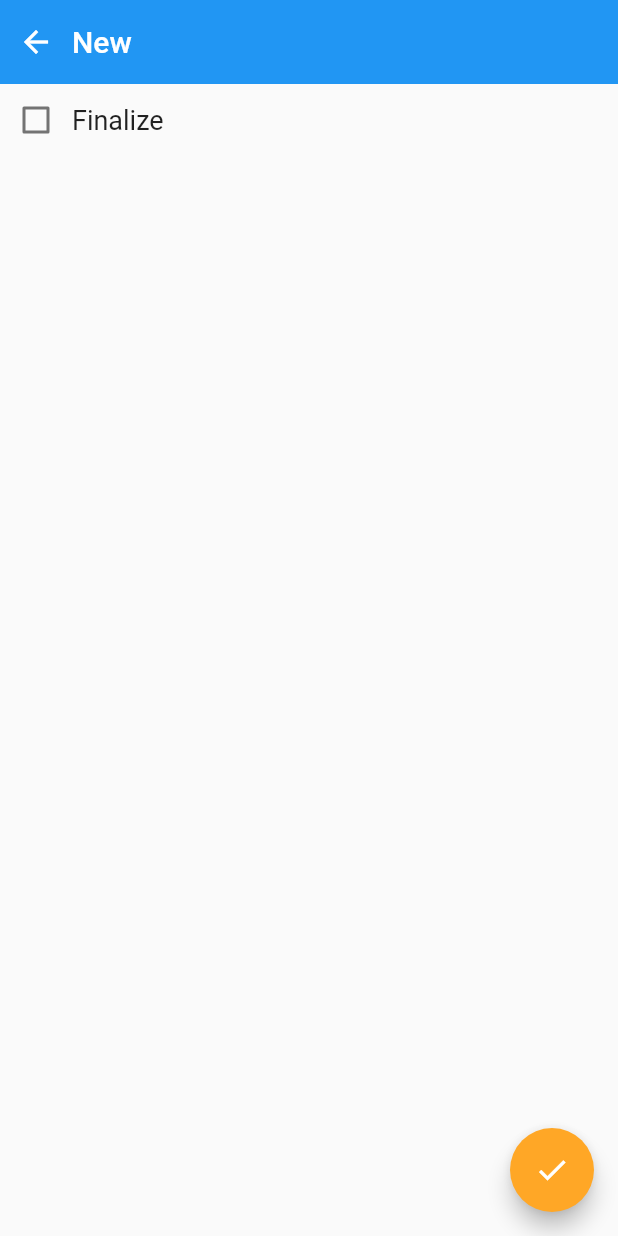
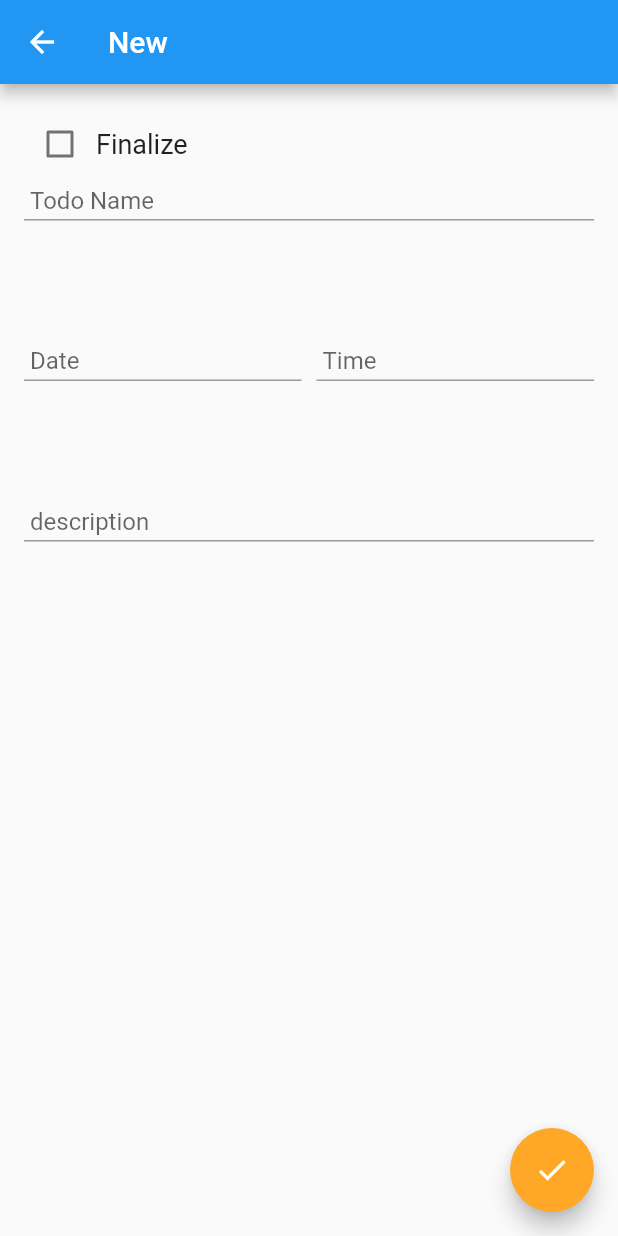
Before and after one commit to Ernestgio/todolist-flutter, a Flutter app: the screen it shows after launch, after a tap on the "add" icon, on a phone screen of 412 x 824 dp. Run offline on Flutter 3.47's test engine with Material 2 defaults, Android fonts, the phone set to English and light mode, and no system bars; our stand-ins replace sqflite; accounts and stored records are empty.

Commit message:
Added database helper, refactor todo model, refactor navigation, refactor appbar

```diff
--- /dev/null
+++ b/lib/add_page.dart
@@ -0,0 +1,192 @@
+import 'package:flutter/material.dart';
+import 'package:intl/intl.dart';
+import 'package:todolist/database_helper.dart';
+import 'package:todolist/todo.dart';
+
+class AddPage extends StatefulWidget {
+  final Function updateTodos;
+  AddPage({this.updateTodos});
+
+  @override
+  _AddPageState createState() => _AddPageState();
+}
+
+class _AddPageState extends State<AddPage> {
+
+
+  bool isNewTaskFinalized = false;
+  final _formKey = GlobalKey<FormState>();
+  String _name = '';
+  String _description = '';
+  DateTime _todoDate = DateTime.now();
+  int _colorTag = 1;
+  String _todoTime = '';
+
+  final DateFormat _dateFormatter = DateFormat('dd MMM yyyy');
+
+  TextEditingController _dateController = TextEditingController();
+
+  _handleDatePicker() async {
+    final DateTime date = await showDatePicker(
+        context: context,
+        initialDate: _todoDate,
+        firstDate: DateTime(2000),
+        lastDate: DateTime(2100),
+    );
+
+    if (date != null && date != _todoDate){
+      setState(() {
+        _todoDate = date;
+      });
+    }
+    _dateController.text = _dateFormatter.format(_todoDate);
+  }
+
+
+  _submit() {
+    if(_formKey.currentState.validate()) {
+      _formKey.currentState.save();
+
+      Todo newTodo = Todo(
+        name: _name,
+        description: _description,
+        todoTime: _todoTime,
+        todoDate: _todoDate,
+        colorTag: _colorTag,
+        isFinalized: (isNewTaskFinalized) ? 1 : 0,
+      );
+
+      DatabaseHelper.instance.insertTodo(newTodo);
+      widget.updateTodos();
+
+    }
+    Navigator.pop(context);
+  }
+
+  @override
+  void dispose(){
+    _dateController.dispose();
+    super.dispose();
+  }
+
+  @override
+  Widget build(BuildContext context) {
+    return SafeArea(
+      child: Scaffold(
+        appBar: AppBar(
+          leading: IconButton(
+            icon: Icon(
+              Icons.arrow_back,
+              color: Colors.white,
+            ),
+            tooltip: 'Back',
+            onPressed: () => Navigator.pop(context),
+          ),
+          title: Text(
+              'New',
+              style: Theme.of(context) //
+                  .primaryTextTheme
+                  .headline6
+          ),
+        ),
+        body: SingleChildScrollView(
+          child:
+            GestureDetector(
+              onTap: () => FocusScope.of(context).unfocus(),
+              child: Padding(
+                padding: const EdgeInsets.all(16.0),
+                child: Column(
+                  children: <Widget> [
+                    Row(
+                      children: <Widget> [
+                        Checkbox(
+                            value: isNewTaskFinalized,
+                            activeColor: Colors.orange[400],
+                            onChanged: (newValue){
+                              setState(() {
+                                isNewTaskFinalized = newValue;
+                              });
+                            }),
+                        Text(
+                            'Finalize',
+                          style: TextStyle(
+                            fontSize: 18.0
+                          ),
+                        ),
+                      ],
+                    ),
+                    Form(
+                      key: _formKey,
+                      child: Column(
+                        children: <Widget> [
+                          TextFormField(
+                            decoration: InputDecoration(
+                              hintText: 'Todo Name',
+                              isDense: true,
+                              contentPadding: EdgeInsets.all(4.0)
+                            ),
+                            validator: (input) => input.trim().isEmpty ? 'Please enter a todo title' : null,
+                            onSaved: (input) => _name = input,
+                            initialValue: _name,
+                          ),
+                          SizedBox(
+                            height: 80.0,
+                          ),
+                          Row(
+                            children: <Widget>[
+                              Expanded(
+                                child: TextFormField(
+                                  decoration: InputDecoration(
+                                      hintText: 'Date',
+                                      isDense: true,
+                                      contentPadding: EdgeInsets.all(4.0)
+                                  ),
+                                  onTap: _handleDatePicker,
+                                  controller: _dateController,
+                                ),
+                              ),
+                              SizedBox(width: 10.0,),
+                              Expanded(
+                                  child: TextFormField(
+                                    decoration: InputDecoration(
+                                        hintText: 'Time',
+                                        isDense: true,
+                                        contentPadding: EdgeInsets.all(4.0)
+                                    ),
+                                    validator: (input) => input.trim().isEmpty ? 'Please enter todo time' : null,
+                                    onSaved: (input) => _todoTime = input,
+                                    initialValue: _todoTime,
+                                  ),
+                              )
+                            ],
+                          ),
+                          SizedBox(
+                            height: 80.0,
+                          ),
+                          TextFormField(
+                            decoration: InputDecoration(
+                                hintText: 'description',
+                                isDense: true,
+                                contentPadding: EdgeInsets.all(4.0)
+                            ),
+                            validator: (input) => input.trim().isEmpty ? 'Please enter todo description' : null,
+                            onSaved: (input) => _description = input,
+                            initialValue: _description,
+                          ),
+                        ]
+                      )
+                    )
+                  ],
+                ),
+              ),
+            )
+        ),
+    floatingActionButton: FloatingActionButton(
+      backgroundColor: Colors.orange[400],
+      onPressed: () => _submit(),
+      child: Icon(Icons.check)
+    ),
+    ),
+    );
+  }
+}
--- /dev/null
+++ b/lib/database_helper.dart
@@ -0,0 +1,74 @@
+import 'dart:io';
+import 'package:path_provider/path_provider.dart';
+import 'package:sqflite/sqflite.dart';
+import 'package:todolist/todo.dart';
+
+class DatabaseHelper {
+  static final DatabaseHelper instance = DatabaseHelper._instance();
+  static Database _db;
+
+  DatabaseHelper._instance();
+
+  String todoTable = 'todo_table';
+  String colId = 'id';
+  String colName = 'name';
+  String colTodoTime = 'todo_time';
+  String colTodoDate = 'todo_date';
+  String colColorTag = 'color_tag';
+  String colIsFinalized = 'is_finalized';
+  String colDescription = 'description';
+
+  Future<Database> _initDb() async{
+    Directory dir = await getApplicationDocumentsDirectory();
+    String path = dir.path + 'todo_list.db';
+    final todoListDb = await openDatabase(path, version: 1, onCreate: _createDb);
+    return todoListDb;
+  }
+
+  void _createDb(Database db, int version) async {
+    await db.execute('CREATE TABLE $todoTable('
+        '$colId INTEGER PRIMARY KEY AUTOINCREMENT, '+
+        '$colName TEXT, '+
+        '$colTodoTime TEXT, ' +
+        '$colTodoDate TEXT, ' +
+        '$colColorTag INTEGER, '+
+        '$colIsFinalized INTEGER, '+
+        '$colDescription TEXT)');
+  }
+
+  Future<Database> get db async {
+    if(_db == null) {
+      _db = await _initDb();
+    }
+    return _db;
+  }
+
+  Future<List<Map<String, dynamic>>> getTodoMapList() async {
+    Database db = await this.db;
+    final List<Map<String,dynamic>> result = await db.query(todoTable);
+    return result;
+  }
+
+  Future<List<Todo>> getTodoList() async {
+    final List<Map<String, dynamic>> todoMapList = await getTodoMapList();
+    final List<Todo> todoList = [];
+
+    todoMapList.forEach((todoMap) {
+      todoList.add(Todo.fromMap(todoMap));
+    });
+    return todoList;
+  }
+
+  Future<int> insertTodo(Todo todo) async {
+    Database db = await this.db;
+    final int result = await db.insert(todoTable, todo.toMap());
+    return result;
+  }
+
+  Future updateTodo(Todo todo) async {
+    Database db = await this.db;
+    final int result = await db.update(todoTable, todo.toMap(), where: '$colId = ?', whereArgs: [todo.id]);
+    return result;
+
+  }
+}
--- a/lib/detail_page.dart
+++ /dev/null
@@ -1,53 +0,0 @@
-import 'package:flutter/material.dart';
-
-import 'package:todolist/others.dart';
-
-class DetailPage extends StatefulWidget {
-  @override
-  _DetailPageState createState() => _DetailPageState();
-}
-
-class _DetailPageState extends State<DetailPage> {
-
-  bool isNewTaskFinalized = false;
-
-  @override
-  Widget build(BuildContext context) {
-    return Scaffold(
-      body: SafeArea(
-        child: Column(
-          children: <Widget>[
-            DetailPageAppBar(),
-            Column(
-              children: <Widget> [
-                Row(
-                  children: <Widget> [
-                    Checkbox(
-                        value: isNewTaskFinalized,
-                        activeColor: Colors.orange[400],
-                        onChanged: (newValue){
-                          setState(() {
-                            isNewTaskFinalized = newValue;
-                          });
-                        }),
-                    Text(
-                        'Finalize',
-                      style: TextStyle(
-                        fontSize: 18.0
-                      ),
-                    ),
-                  ],
-                )
-              ],
-            )
-          ],
-        )
-      ),
-      floatingActionButton: FloatingActionButton(
-          backgroundColor: Colors.orange[400],
-          onPressed: () => Navigator.pushReplacementNamed(context, '/'),
-          child: Icon(Icons.check)
-      ),
-    );
-  }
-}
--- a/lib/home_page.dart
+++ b/lib/home_page.dart
@@ -1,9 +1,10 @@
 import 'package:flutter/material.dart';
-// import 'package:sqf'
-
 import 'package:todolist/others.dart';
 import 'package:todolist/todo.dart';
 import 'package:todolist/todo_card.dart';
+import 'package:todolist/database_helper.dart';
+
+import 'add_page.dart';
 
 class HomePage extends StatefulWidget {
   @override
@@ -12,36 +13,53 @@ class HomePage extends StatefulWidget {
 
 class _HomePageState extends State<HomePage> {
 
-  List<Todo> displayedTodos = [
-    Todo(name:"Kerja",todoDate: "Today",todoTime: "10 AM", description: "Gitulah pokoknya", colorTag: Todo.ORANGE_COLOR, isFinalized: false),
-    Todo(name:"Kerja2",todoDate: "besok",todoTime: "9 AM", description: "Gitulah pokoknya(2)", colorTag: Todo.BLUE_COLOR, isFinalized: true)
-  ];
+  Future<List<Todo>> _displayedTodos;
+
+  @override
+  void initState(){
+    super.initState();
+    _updateTodoList();
+  }
+
+  _updateTodoList() {
+    setState(() {
+      _displayedTodos = DatabaseHelper.instance.getTodoList();
+    });
+  }
+
 
   @override
   Widget build(BuildContext context) {
     return Scaffold(
+      appBar: AppBar(
+        title: Text('Things To Do'),
+      ),
         body: SafeArea(
-          child: Column(
-            children: <Widget>[
-              HomePageAppBar(),
-              Container(
+          child: FutureBuilder<List<Todo>>(
+            future: _displayedTodos,
+            builder: (context,snapshot) {
+              if (!snapshot.hasData){
+                return Center(
+                  child: Text('No Data'),
+                );
+              }
+            return Container(
               padding: EdgeInsets.all(8.0),
               child: ListView.builder(
                 scrollDirection: Axis.vertical,
                 shrinkWrap: true,
-                  itemCount: displayedTodos.length,
+                itemCount: snapshot.data.length,
                 itemBuilder: (context,index){
-                    return TodoCard(todo: displayedTodos[index]);
+                  return TodoCard(todo: snapshot.data[index],updateTodos: _updateTodoList,);
                 },
               ),
-              ),
-            ],
+            );}
           )
         ),
         floatingActionButton: FloatingActionButton(
           backgroundColor: Colors.orange[400],
           onPressed: (){
-            Navigator.pushReplacementNamed(context, '/detail');
+            Navigator.push(context, MaterialPageRoute(builder: (_) => AddPage(updateTodos: _updateTodoList)));
           },
           child: Icon(Icons.add),
         ),
--- a/lib/main.dart
+++ b/lib/main.dart
@@ -1,14 +1,10 @@
 import 'package:flutter/material.dart';
 import 'package:todolist/home_page.dart';
-import 'package:todolist/detail_page.dart';
+import 'package:todolist/add_page.dart';
 
 void main() {
   runApp(MaterialApp(
     debugShowCheckedModeBanner: false,
-    initialRoute: '/',
-    routes: {
-      '/': (context) => HomePage(),
-      '/detail': (context) => DetailPage(),
-    }
+    home: HomePage()
   ));
 }
--- a/lib/others.dart
+++ b/lib/others.dart
@@ -44,36 +44,3 @@ class HomePageAppBar extends StatelessWidget {
     );
   }
 }
-
-class DetailPageAppBar extends StatelessWidget{
-
-  @override
-  Widget build(BuildContext context) {
-    return Container(
-        height: 56.0, // in logical pixels
-        decoration: BoxDecoration(color: Colors.blue[500]),
-        // Row is a horizontal, linear layout.
-        child: Row(
-          // <Widget> is the type of items in the list.
-          children: <Widget>[
-            IconButton(
-              icon: Icon(
-                Icons.arrow_back,
-                color: Colors.white,
-              ),
-              tooltip: 'Back',
-              onPressed: () => Navigator.pushReplacementNamed(context, '/'),
-            ),
-            Expanded(
-              child: Text(
-                  'New',
-                  style: Theme.of(context) //
-                      .primaryTextTheme
-                      .headline6
-              ),
-            ),
-          ],
-        )
-    );
-  }
-}
--- a/lib/todo.dart
+++ b/lib/todo.dart
@@ -1,11 +1,12 @@
 import 'package:flutter/material.dart';
 
 class Todo {
+  int id;
   String name;
   String description;
   int colorTag;
-  bool isFinalized;
-  String todoDate;
+  int isFinalized;
+  DateTime todoDate;
   String todoTime;
 
   static const int GREEN_COLOR = 1;
@@ -14,6 +15,7 @@ class Todo {
   static const int YELLOW_COLOR = 4;
 
   Todo({this.name, this.todoDate, this.todoTime, this.colorTag, this.isFinalized, this.description });
+  Todo.withId({this.id, this.name, this.todoTime, this.todoDate, this.colorTag, this.isFinalized, this.description});
 
   Color getColor(){
     if (colorTag == GREEN_COLOR){
@@ -27,4 +29,32 @@ class Todo {
     }
     return Colors.orange;
   }
+
+  Map<String,dynamic> toMap(){
+    final map = Map<String,dynamic>();
+
+    if (id != null){
+      map['id'] = id;
+    }
+    map['name'] = name;
+    map['todo_time'] = todoTime;
+    map['todo_date'] = todoDate.toIso8601String();
+    map['color_tag'] = colorTag;
+    map['is_finalized'] = isFinalized;
+    map['description'] = description;
+
+    return map;
+  }
+
+  factory Todo.fromMap(Map<String, dynamic> map) {
+    return Todo.withId(
+      id: map['id'],
+      name: map['name'],
+      todoTime: map['todo_time'],
+      todoDate: DateTime.parse(map['todo_date']),
+      colorTag: map['color_tag'],
+      isFinalized: map['is_finalized'],
+      description: map['description']
+    );
+  }
 }
--- a/lib/todo_card.dart
+++ b/lib/todo_card.dart
@@ -1,17 +1,21 @@
 import 'package:flutter/material.dart';
+import 'package:todolist/database_helper.dart';
 import 'package:todolist/todo.dart';
 
 class TodoCard extends StatelessWidget {
   final Todo todo;
-  TodoCard({this.todo});
+  final Function updateTodos;
+  TodoCard({this.todo, this.updateTodos});
 
   @override
   Widget build(BuildContext context) {
     return Card(
         clipBehavior: Clip.antiAlias,
         child: Padding(
-          padding: EdgeInsets.only(left: 8.0, right: 8.0, bottom: 8.0),
+          padding: EdgeInsets.all(8.0),
+          child: IntrinsicHeight(
             child: Row(
+              crossAxisAlignment: CrossAxisAlignment.stretch,
               children: <Widget>[
                 Expanded(
                   child: Column(
@@ -20,15 +24,19 @@ class TodoCard extends StatelessWidget {
                       Row(
                         children: <Widget> [
                           Checkbox(
-                            value: todo.isFinalized,
-                            onChanged: null,
+                              value: todo.isFinalized == 1,
+                              onChanged: (value) {
+                                todo.isFinalized = value ? 1 : 0;
+                                DatabaseHelper.instance.updateTodo(todo);
+                                updateTodos();
+                              },
                               activeColor: Colors.orange[400],
                           ),
                           Text(
                             todo.name,
                             style: TextStyle(
                               fontSize: 18,
-                            decoration: todo.isFinalized ? TextDecoration.lineThrough : null,
+                              decoration: todo.isFinalized == 1 ? TextDecoration.lineThrough : null,
                             ),
                           )
                         ],
@@ -45,12 +53,12 @@ class TodoCard extends StatelessWidget {
                   ),
                 ),
               Container(
-              height: 50,
                 width: 8.0,
                 color: todo.getColor(),
               ),
               ],
             ),
+          ),
         )
     );
   }
--- a/pubspec.yaml
+++ b/pubspec.yaml
@@ -24,6 +24,8 @@ dependencies:
   flutter:
     sdk: flutter
   sqflite: ^1.3.0
+  path_provider: ^2.0.1
+  intl: ^0.17.0
 
 
   # The following adds the Cupertino Icons font to your application.
```
Also changed, not shown: pubspec.lock. Lines whose indentation alone changed are shown as unchanged.
